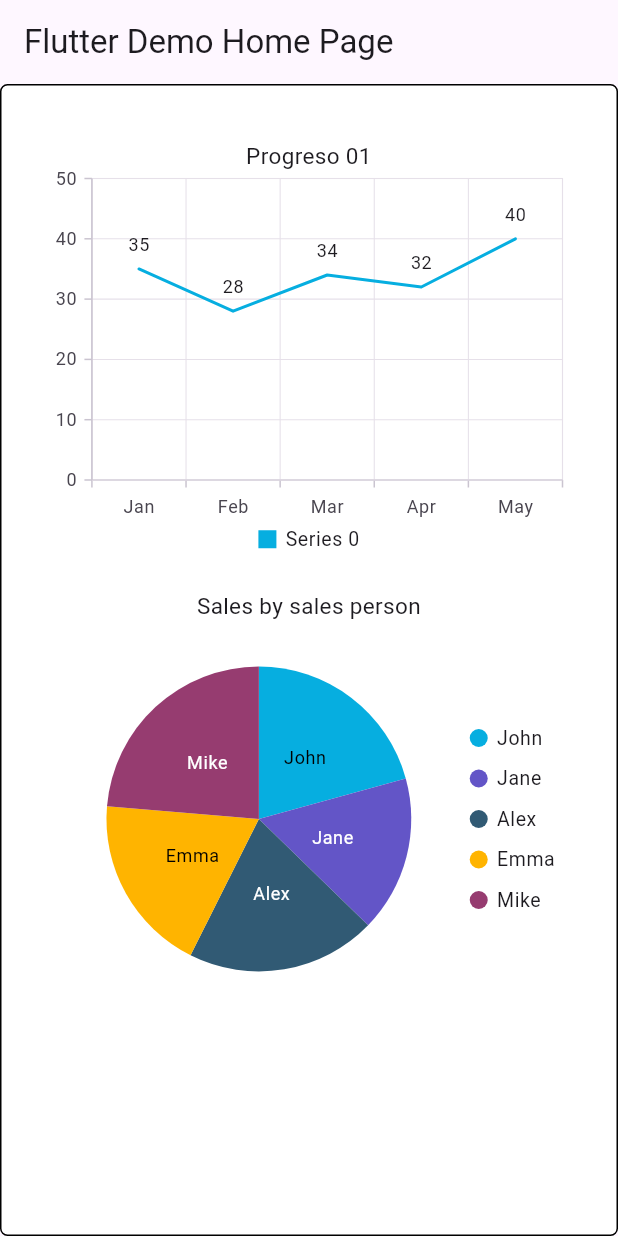
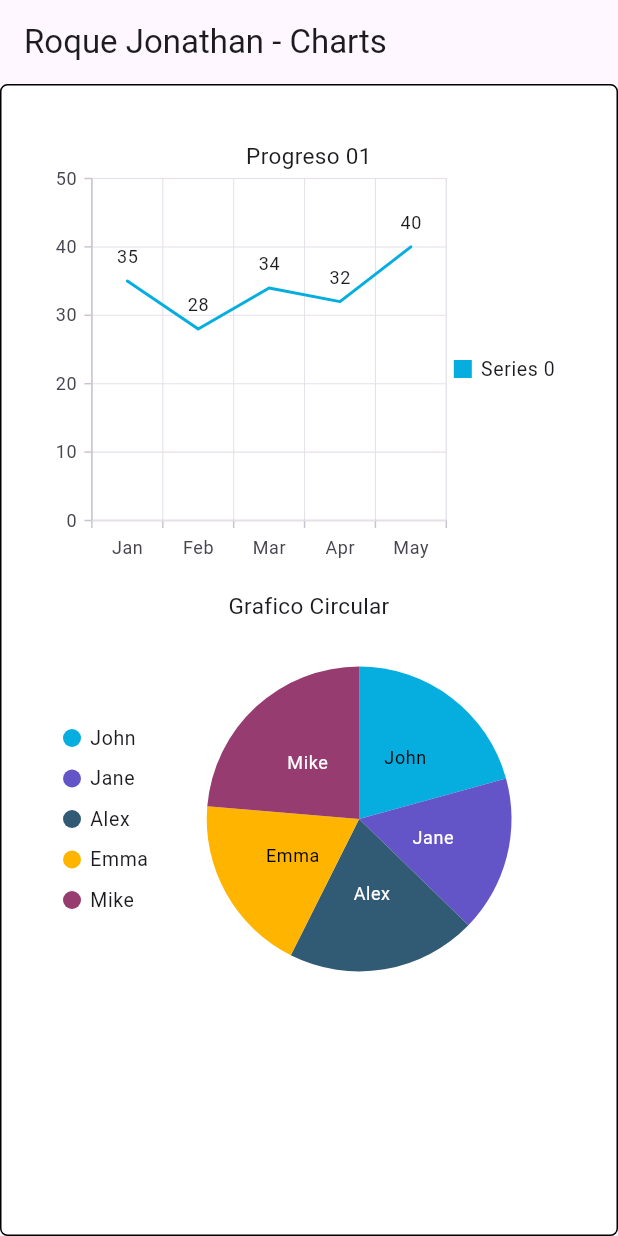
Before and after one commit to Jonathan03R/semana12Ejemplo03, a Flutter app: the screen it shows after launch, on a phone screen of 412 x 824 dp. Run offline on Flutter 3.47's test engine with Material 3 defaults, Android fonts, the phone set to English and light mode, and no system bars; our stand-ins replace syncfusion_flutter_charts.

Commit message:
tercer commit

```diff
--- a/lib/main.dart
+++ b/lib/main.dart
@@ -21,7 +21,7 @@ class MyApp extends StatelessWidget {
     return MaterialApp(
       title: 'Flutter Demo',
       home: Scaffold(
-        appBar: AppBar(title: const Text('Flutter Demo Home Page')),
+        appBar: AppBar(title: const Text('Roque Jonathan - Charts ')),
         body: Center(
           child: Container(
             decoration: BoxDecoration(
@@ -38,10 +38,7 @@ class MyApp extends StatelessWidget {
                 children: <Widget>[
                   SfCartesianChart(
                     title: ChartTitle(text: 'Progreso 01'),
-                    legend: Legend(
-                      isVisible: true,
-                      position: LegendPosition.bottom,
-                    ),
+                    legend: Legend(isVisible: true),
                     // Initialize category axis
                     primaryXAxis: CategoryAxis(),
 
@@ -62,8 +59,11 @@ class MyApp extends StatelessWidget {
                     ],
                   ),
                   SfCircularChart(
-                    title: ChartTitle(text: 'Sales by sales person'),
-                    legend: Legend(isVisible: true),
+                    title: ChartTitle(text: 'Grafico Circular'),
+                    legend: Legend(
+                      isVisible: true,
+                      position: LegendPosition.left,
+                    ),
                     series: <PieSeries<_PieData, String>>[
                       PieSeries<_PieData, String>(
                         explode: true,
@@ -93,8 +93,8 @@ class SalesData {
 }
 
 class _PieData {
- _PieData(this.xData, this.yData, [this.text]);
- final String xData;
- final num yData;
- String? text;
+  _PieData(this.xData, this.yData, [this.text]);
+  final String xData;
+  final num yData;
+  String? text;
 }
```
